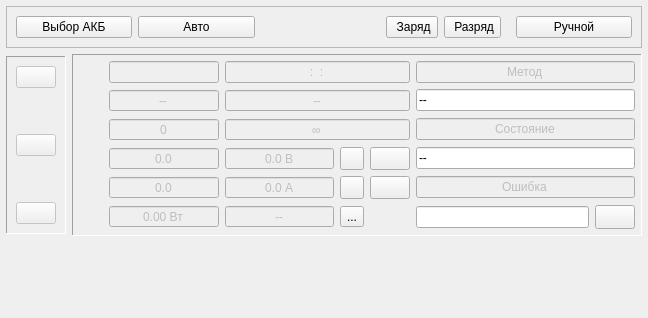
Old version of the form zrm/zrmmaindisplay.ui in the repository dostapazov/powermon_v4.
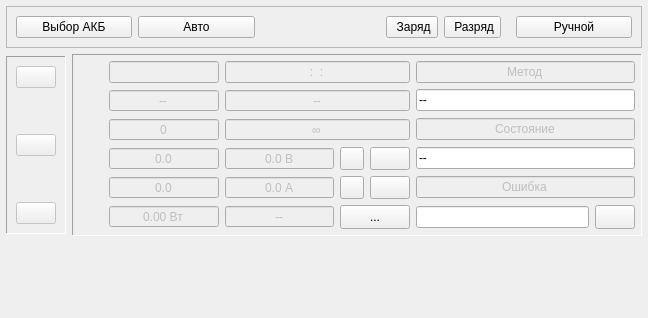
New version of the form. Icons and pictures are not drawn.

```diff
--- a/zrm/zrmmaindisplay.ui
+++ b/zrm/zrmmaindisplay.ui
@@ -415,7 +415,7 @@
        <property name="frameShadow">
         <enum>QFrame::Sunken</enum>
        </property>
-       <layout class="QGridLayout" name="gridLayout_2" rowstretch="0,0,0,0,0,0,0,0" columnstretch="0,1,0,1,0,0,2,0">
+       <layout class="QGridLayout" name="gridLayout_2" rowstretch="0,0,0,0,0,0,0" columnstretch="0,1,0,1,0,0,2">
         <property name="sizeConstraint">
          <enum>QLayout::SetDefaultConstraint</enum>
         </property>
@@ -1095,7 +1095,13 @@
          </widget>
         </item>
         <item row="6" column="4" colspan="2">
-         <widget class="QToolButton" name="toolButton">
+         <widget class="QToolButton" name="tempButton">
+          <property name="sizePolicy">
+           <sizepolicy hsizetype="Preferred" vsizetype="Preferred">
+            <horstretch>0</horstretch>
+            <verstretch>0</verstretch>
+           </sizepolicy>
+          </property>
           <property name="text">
            <string>...</string>
           </property>
@@ -1103,6 +1109,12 @@
            <iconset resource="zrm_resource.qrc">
             <normaloff>:/zrm/icons/temperature.png</normaloff>:/zrm/icons/temperature.png</iconset>
           </property>
+          <property name="iconSize">
+           <size>
+            <width>16</width>
+            <height>16</height>
+           </size>
+          </property>
          </widget>
         </item>
         <item row="3" column="5">
```
Left out of the diff: 14 changed lines with no effect on the pictures.
